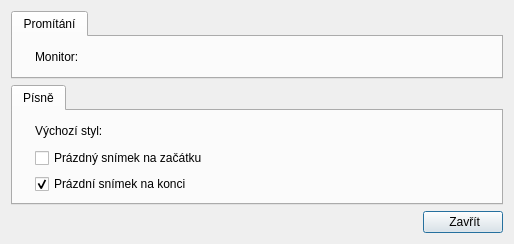
Before: the Qt Designer form src/gui/settingsdialog.ui in CZDanol/StrawLumen, drawn with Qt 5.
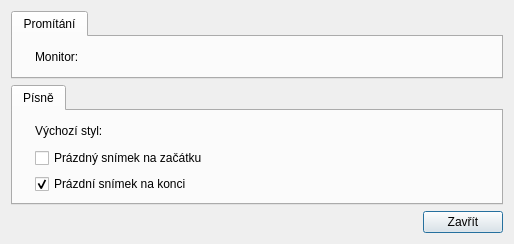
After: the same form once the commit is applied. Icons and pictures are not drawn. Custom widgets are drawn as their Qt base class.

What changed in the file:
```diff
--- a/src/gui/settingsdialog.ui
+++ b/src/gui/settingsdialog.ui
@@ -217,7 +217,7 @@
      <item>
       <widget class="QPushButton" name="btnClose">
        <property name="text">
-        <string> Zavřít</string>
+        <string>Zavřít</string>
        </property>
        <property name="icon">
         <iconset resource="../../res/resources.qrc">
```
